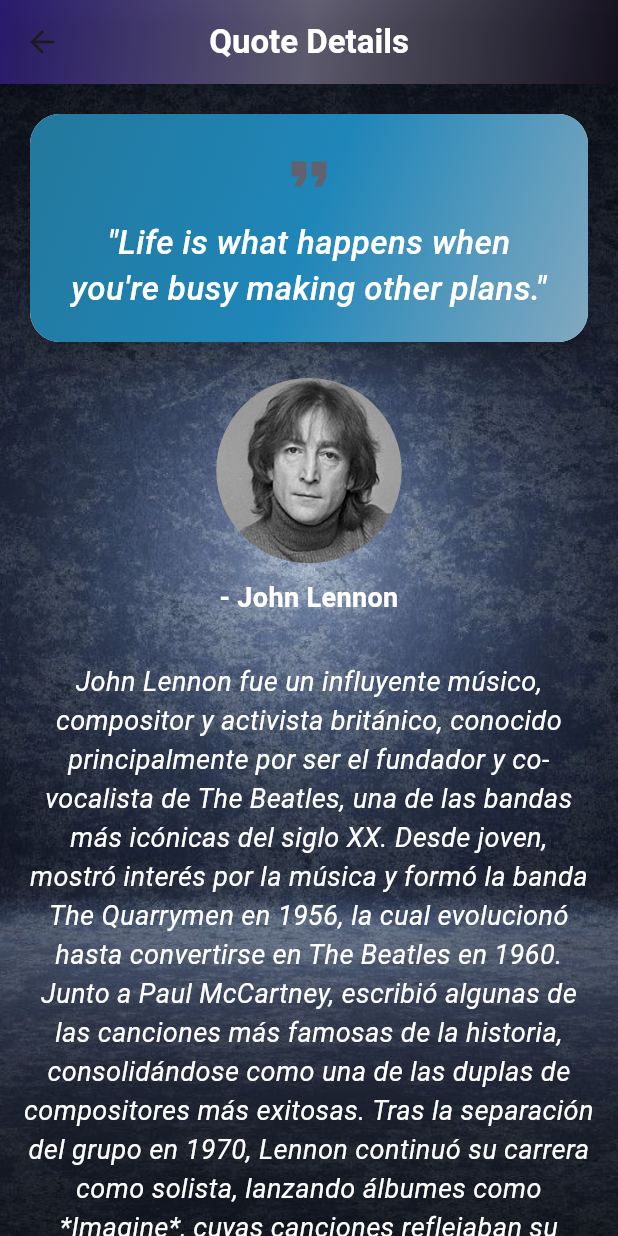
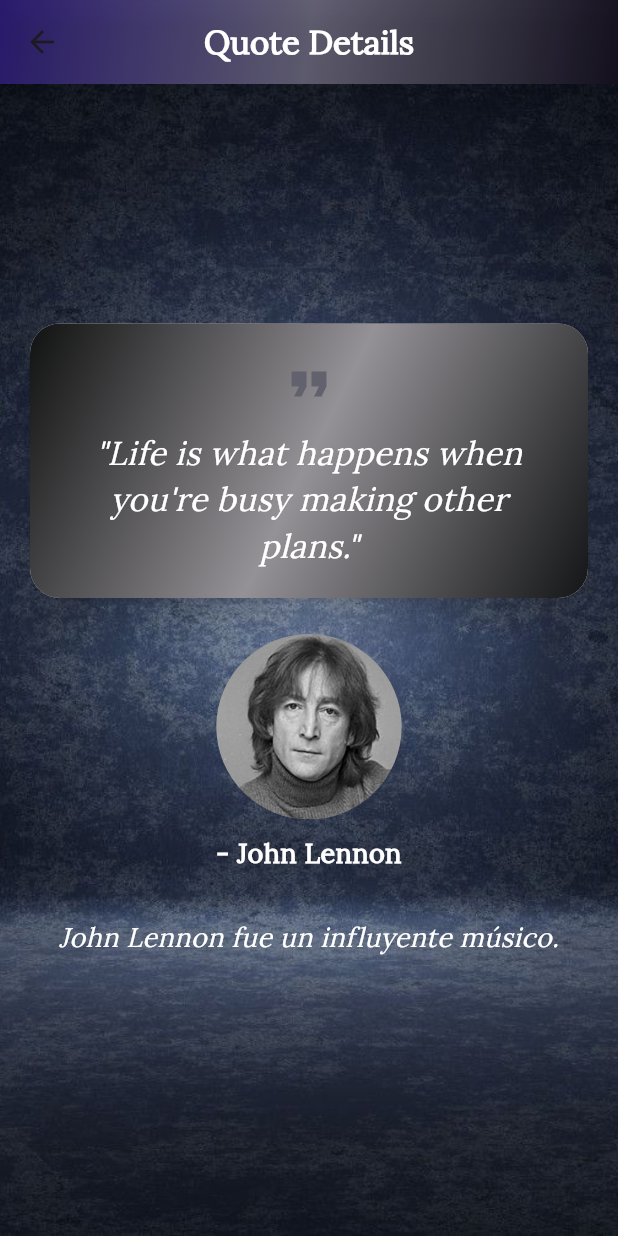
Before and after one commit to GayangaBandara/random_quote_generator, a Flutter app: the screen it shows after launch, after a tap on an icon or button, on a phone screen of 412 x 824 dp. Run offline on Flutter 3.47's test engine with Material 3 defaults, Android fonts, the phone set to English and light mode, and no system bars.

Commit message:
Quotes card change

```diff
--- a/lib/screens/details_screen.dart
+++ b/lib/screens/details_screen.dart
@@ -27,6 +27,7 @@ class DetailsScreen extends StatelessWidget {
             title: const Text(
               "Quote Details",
               style: TextStyle(
+                fontFamily: 'Lora',
                 color: AppColors.textPrimary,
                 fontWeight: FontWeight.bold,
                 fontSize: 22,
@@ -50,13 +51,12 @@ class DetailsScreen extends StatelessWidget {
             ),
           ),
           SafeArea(
-            child: Column(
-              children: [
-                Expanded(
+            child: Center(
               child: SingleChildScrollView(
                 child: Padding(
-                      padding: const EdgeInsets.all(16.0),
+                  padding: const EdgeInsets.symmetric(horizontal: 16.0),
                   child: Column(
+                    mainAxisAlignment: MainAxisAlignment.center,
                     crossAxisAlignment: CrossAxisAlignment.center,
                     children: <Widget>[
                       Card(
@@ -82,6 +82,7 @@ class DetailsScreen extends StatelessWidget {
                                 Text(
                                   '"${quote.text}"',
                                   style: const TextStyle(
+                                    fontFamily: 'Lora',
                                     fontSize: 22,
                                     fontStyle: FontStyle.italic,
                                     fontWeight: FontWeight.w500,
@@ -109,6 +110,7 @@ class DetailsScreen extends StatelessWidget {
                           Text(
                             '- ${quote.author}',
                             style: const TextStyle(
+                              fontFamily: 'Lora',
                               fontSize: 18,
                               fontWeight: FontWeight.bold,
                               color: AppColors.textPrimary,
@@ -118,14 +120,18 @@ class DetailsScreen extends StatelessWidget {
                         ],
                       ),
                       const SizedBox(height: 30),
-                          Text(
+                      Padding(
+                        padding: const EdgeInsets.symmetric(horizontal: 20.0),
+                        child: Text(
                           quote.details,
                           style: const TextStyle(
+                            fontFamily: 'Lora',
                             fontSize: 18,
                             color: AppColors.textSecondary,
                             fontStyle: FontStyle.italic,
                           ),
                           textAlign: TextAlign.center,
+                        ),
                       ),
                       const SizedBox(height: 30),
                     ],
@@ -133,8 +139,6 @@ class DetailsScreen extends StatelessWidget {
                 ),
               ),
             ),
-              ],
-            ),
           ),
         ],
       ),
--- a/lib/screens/home_screen.dart
+++ b/lib/screens/home_screen.dart
@@ -81,6 +81,7 @@ class _HomeScreenState extends State<HomeScreen> with SingleTickerProviderStateM
                 child: Text(
                   "Inspirational Quotes",
                   style: TextStyle(
+                    fontFamily: 'Lora', // Use the custom font here
                     fontSize: 22,
                     fontWeight: FontWeight.bold,
                     color: AppColors.textPrimary,
@@ -98,6 +99,7 @@ class _HomeScreenState extends State<HomeScreen> with SingleTickerProviderStateM
                       const Text(
                         "Select Category",
                         style: TextStyle(
+                          fontFamily: 'Lora', // Use the custom font here
                           fontSize: 18,
                           fontWeight: FontWeight.w500,
                           color: AppColors.textPrimary,
--- a/lib/utils/quote_service.dart
+++ b/lib/utils/quote_service.dart
@@ -7,7 +7,7 @@ class QuoteService {
         text: "Life is what happens when you're busy making other plans.",
         author: "John Lennon",
         details:
-            "John Lennon fue un influyente músico, compositor y activista británico, conocido principalmente por ser el fundador y co-vocalista de The Beatles, una de las bandas más icónicas del siglo XX. Desde joven, mostró interés por la música y formó la banda The Quarrymen en 1956, la cual evolucionó hasta convertirse en The Beatles en 1960. Junto a Paul McCartney, escribió algunas de las canciones más famosas de la historia, consolidándose como una de las duplas de compositores más exitosas. Tras la separación del grupo en 1970, Lennon continuó su carrera como solista, lanzando álbumes como *Imagine*, cuyas canciones reflejaban su visión pacifista y su deseo de un mundo sin violencia. \n \n ""En su vida personal, Lennon tuvo una estrecha relación con la artista Yoko Ono, con quien se casó en 1969 y adoptó el nombre de John Ono Lennon. Durante la década de 1970, se alejó temporalmente de la música para dedicarse a su familia, regresando en 1980 con el álbum *Double Fantasy*. Sin embargo, su vida se vio trágicamente interrumpida cuando fue asesinado el 8 de diciembre de ese mismo año por Mark David Chapman, un fan obsesionado con él. Su legado sigue vivo a través de su música y su mensaje de paz, influyendo en generaciones de artistas y seguidores en todo el mundo.",
+            "John Lennon fue un influyente músico.",
         image: "author_image1.jpg",
         category: "Life"),
     Quote(
--- a/lib/widgets/constants.dart
+++ b/lib/widgets/constants.dart
@@ -5,9 +5,9 @@ class AppColors {
   static const Color primaryLight = Color.fromARGB(255, 12, 10, 17);
   static const Color primaryDark = Color.fromARGB(255, 35, 21, 105);
 
-  static const Color secondary = Color.fromARGB(255, 31, 134, 185);
-  static const Color secondaryLight = Color.fromARGB(255, 130, 169, 192);
-  static const Color secondaryDark = Color.fromARGB(255, 35, 120, 156);
+  static const Color secondary = Color.fromARGB(108, 15, 15, 15);
+  static const Color secondaryLight = Color.fromARGB(255, 19, 21, 22);
+  static const Color secondaryDark = Color.fromARGB(255, 16, 17, 17);
 
   static const Color background = Color(0xFF121212);
   static const Color surface = Color(0xFF1E1E1E);
--- a/lib/widgets/quote_card.dart
+++ b/lib/widgets/quote_card.dart
@@ -21,7 +21,7 @@ class QuoteCard extends StatelessWidget {
           decoration: BoxDecoration(
             borderRadius: BorderRadius.circular(20),
             gradient: const LinearGradient(
-              colors: [Color.fromARGB(108, 15, 15, 15), Color.fromARGB(255, 85, 124, 136)],
+              colors: [Color.fromARGB(108, 15, 15, 15), Color.fromARGB(255, 16, 17, 17)],
               begin: Alignment.topLeft,
               end: Alignment.bottomRight,
             ),
```
Also changed, not shown: pubspec.yaml (+9 -1 lines), assets/fonts/Lora-Regular.ttf (added), assets/fonts/Roboto-Regular.ttf (added). Lines whose indentation alone changed are shown as unchanged.
